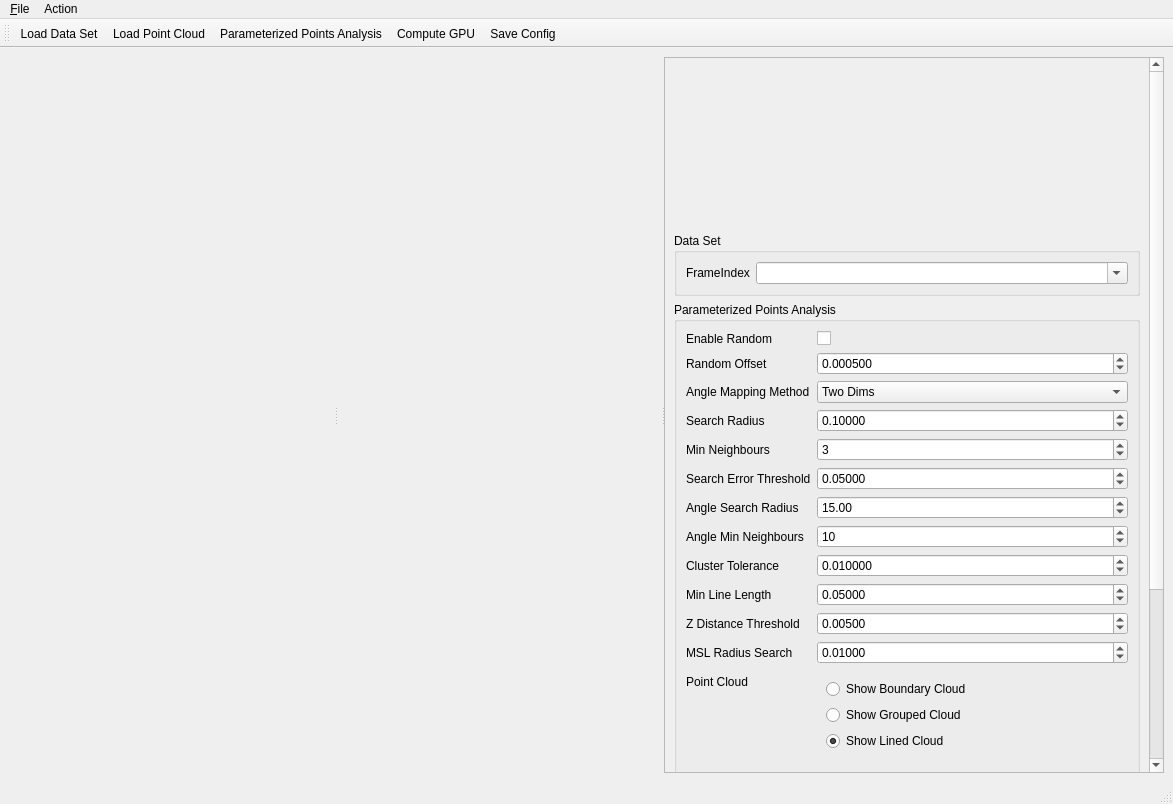
Before: the Qt Designer form src/ui/ToolWindowLineExtractor.ui in oneminute/RecFLS, drawn with Qt 5.
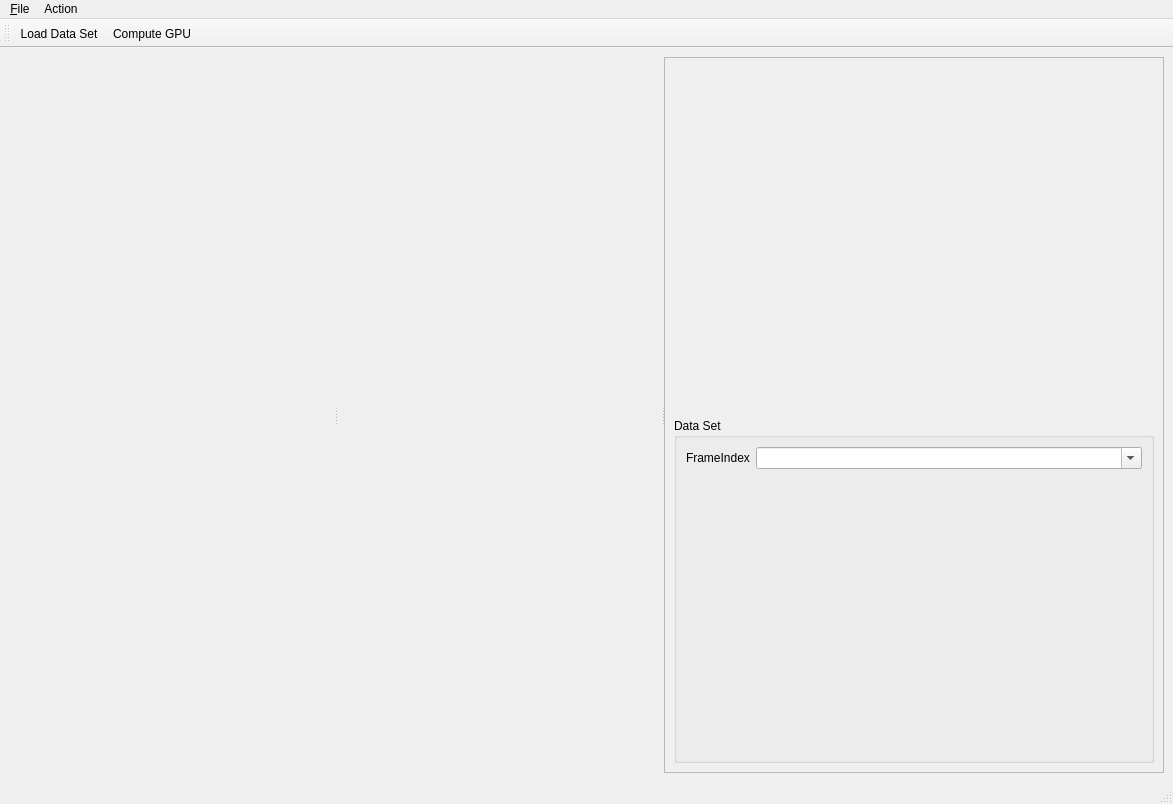
After: the same form once the commit is applied. Custom widgets are drawn as their Qt base class.

```diff
--- a/src/ui/ToolWindowLineExtractor.ui
+++ b/src/ui/ToolWindowLineExtractor.ui
@@ -82,8 +82,8 @@
          <rect>
           <x>0</x>
           <y>0</y>
-          <width>481</width>
-          <height>848</height>
+          <width>498</width>
+          <height>717</height>
          </rect>
         </property>
         <layout class="QVBoxLayout" name="verticalLayout_2">
@@ -120,381 +120,6 @@
            </layout>
           </widget>
          </item>
-         <item>
-          <widget class="QGroupBox" name="groupBox">
-           <property name="title">
-            <string>Parameterized Points Analysis</string>
-           </property>
-           <layout class="QFormLayout" name="formLayout">
-            <item row="0" column="0">
-             <widget class="QLabel" name="label_3">
-              <property name="text">
-               <string>Enable Random</string>
-              </property>
-             </widget>
-            </item>
-            <item row="0" column="1">
-             <widget class="QCheckBox" name="checkBoxEnableRandom">
-              <property name="text">
-               <string/>
-              </property>
-              <property name="checkable">
-               <bool>true</bool>
-              </property>
-              <property name="checked">
-               <bool>false</bool>
-              </property>
-             </widget>
-            </item>
-            <item row="1" column="0">
-             <widget class="QLabel" name="label">
-              <property name="text">
-               <string>Random Offset</string>
-              </property>
-             </widget>
-            </item>
-            <item row="1" column="1">
-             <widget class="QDoubleSpinBox" name="doubleSpinBoxRandomOffset">
-              <property name="decimals">
-               <number>6</number>
-              </property>
-              <property name="maximum">
-               <double>0.100000000000000</double>
-              </property>
-              <property name="singleStep">
-               <double>0.000010000000000</double>
-              </property>
-              <property name="value">
-               <double>0.000500000000000</double>
-              </property>
-             </widget>
-            </item>
-            <item row="3" column="0">
-             <widget class="QLabel" name="labelSearchRadius">
-              <property name="text">
-               <string>Search Radius</string>
-              </property>
-             </widget>
-            </item>
-            <item row="3" column="1">
-             <widget class="QDoubleSpinBox" name="doubleSpinBoxSearchRadius">
-              <property name="decimals">
-               <number>5</number>
-              </property>
-              <property name="maximum">
-               <double>1.000000000000000</double>
-              </property>
-              <property name="singleStep">
-               <double>0.000100000000000</double>
-              </property>
-              <property name="value">
-               <double>0.100000000000000</double>
-              </property>
-             </widget>
-            </item>
-            <item row="4" column="0">
-             <widget class="QLabel" name="label_8">
-              <property name="text">
-               <string>Min Neighbours</string>
-              </property>
-             </widget>
-            </item>
-            <item row="4" column="1">
-             <widget class="QSpinBox" name="spinBoxMinNeighbours">
-              <property name="maximum">
-               <number>1000</number>
-              </property>
-              <property name="value">
-               <number>3</number>
-              </property>
-             </widget>
-            </item>
-            <item row="5" column="0">
-             <widget class="QLabel" name="label_9">
-              <property name="text">
-               <string>Search Error Threshold</string>
-              </property>
-             </widget>
-            </item>
-            <item row="5" column="1">
-             <widget class="QDoubleSpinBox" name="doubleSpinBoxSearchErrorThreshold">
-              <property name="decimals">
-               <number>5</number>
-              </property>
-              <property name="maximum">
-               <double>1.000000000000000</double>
-              </property>
-              <property name="singleStep">
-               <double>0.000100000000000</double>
-              </property>
-              <property name="value">
-               <double>0.050000000000000</double>
-              </property>
-             </widget>
-            </item>
-            <item row="6" column="0">
-             <widget class="QLabel" name="label_10">
-              <property name="text">
-               <string>Angle Search Radius</string>
-              </property>
-             </widget>
-            </item>
-            <item row="6" column="1">
-             <widget class="QDoubleSpinBox" name="doubleSpinBoxAngleSearchRadius">
-              <property name="maximum">
-               <double>360.000000000000000</double>
-              </property>
-              <property name="value">
-               <double>15.000000000000000</double>
-              </property>
-             </widget>
-            </item>
-            <item row="7" column="0">
-             <widget class="QLabel" name="label_11">
-              <property name="text">
-               <string>Angle Min Neighbours</string>
-              </property>
-             </widget>
-            </item>
-            <item row="7" column="1">
-             <widget class="QSpinBox" name="spinBoxAngleMinNeighbours">
-              <property name="maximum">
-               <number>1000</number>
-              </property>
-              <property name="value">
-               <number>10</number>
-              </property>
-             </widget>
-            </item>
-            <item row="13" column="0">
-             <widget class="QLabel" name="label_5">
-              <property name="text">
-               <string>Point Cloud</string>
-              </property>
-             </widget>
-            </item>
-            <item row="13" column="1">
-             <widget class="QWidget" name="widget" native="true">
-              <layout class="QVBoxLayout" name="verticalLayout_5">
-               <item>
-                <widget class="QRadioButton" name="radioButtonShowBoundaryCloud">
-                 <property name="text">
-                  <string>Show Boundary Cloud</string>
-                 </property>
-                </widget>
-               </item>
-               <item>
-                <widget class="QRadioButton" name="radioButtonShowGroupedCloud">
-                 <property name="text">
-                  <string>Show Grouped Cloud</string>
-                 </property>
-                 <property name="checked">
-                  <bool>false</bool>
-                 </property>
-                </widget>
-               </item>
-               <item>
-                <widget class="QRadioButton" name="radioButtonShowLinedCloud">
-                 <property name="text">
-                  <string>Show Lined Cloud</string>
-                 </property>
-                 <property name="checked">
-                  <bool>true</bool>
-                 </property>
-                </widget>
-               </item>
-              </layout>
-             </widget>
-            </item>
-            <item row="14" column="0">
-             <widget class="QLabel" name="label_4">
-              <property name="text">
-               <string>Angle Cloud</string>
-              </property>
-             </widget>
-            </item>
-            <item row="14" column="1">
-             <widget class="QWidget" name="widget_2" native="true">
-              <layout class="QVBoxLayout" name="verticalLayout_4">
-               <item>
-                <widget class="QRadioButton" name="radioButtonShowAngleCloud">
-                 <property name="text">
-                  <string>Show Angle Cloud</string>
-                 </property>
-                 <property name="checked">
-                  <bool>false</bool>
-                 </property>
-                </widget>
-               </item>
-               <item>
-                <widget class="QRadioButton" name="radioButtonShowDensityCloud">
-                 <property name="text">
-                  <string>Show Density Cloud</string>
-                 </property>
-                 <property name="checked">
-                  <bool>true</bool>
-                 </property>
-                </widget>
-               </item>
-              </layout>
-             </widget>
-            </item>
-            <item row="15" column="0">
-             <widget class="QLabel" name="label_6">
-              <property name="text">
-               <string>Sub Clouds</string>
-              </property>
-             </widget>
-            </item>
-            <item row="8" column="0">
-             <widget class="QLabel" name="label_2">
-              <property name="text">
-               <string>Cluster Tolerance</string>
-              </property>
-             </widget>
-            </item>
-            <item row="8" column="1">
-             <widget class="QDoubleSpinBox" name="doubleSpinBoxClusterTolerance">
-              <property name="decimals">
-               <number>6</number>
-              </property>
-              <property name="maximum">
-               <double>1.000000000000000</double>
-              </property>
-              <property name="singleStep">
-               <double>0.000100000000000</double>
-              </property>
-              <property name="value">
-               <double>0.010000000000000</double>
-              </property>
-             </widget>
-            </item>
-            <item row="10" column="0">
-             <widget class="QLabel" name="labelMinLineLength">
-              <property name="text">
-               <string>Min Line Length</string>
-              </property>
-             </widget>
-            </item>
-            <item row="2" column="0">
-             <widget class="QLabel" name="labelAngleMappingMethod">
-              <property name="text">
-               <string>Angle Mapping Method</string>
-              </property>
-             </widget>
-            </item>
-            <item row="2" column="1">
-             <widget class="QComboBox" name="comboBoxAngleMappingMethod">
-              <item>
-               <property name="text">
-                <string>Two Dims</string>
-               </property>
-              </item>
-              <item>
-               <property name="text">
-                <string>Three Dims</string>
-               </property>
-              </item>
-             </widget>
-            </item>
-            <item row="11" column="0">
-             <widget class="QLabel" name="label_7">
-              <property name="text">
-               <string>Z Distance Threshold</string>
-              </property>
-             </widget>
-            </item>
-            <item row="10" column="1">
-             <widget class="QDoubleSpinBox" name="doubleSpinBoxMinLineLength">
-              <property name="decimals">
-               <number>5</number>
-              </property>
-              <property name="maximum">
-               <double>10.000000000000000</double>
-              </property>
-              <property name="singleStep">
-               <double>0.001000000000000</double>
-              </property>
-              <property name="value">
-               <double>0.050000000000000</double>
-              </property>
-             </widget>
-            </item>
-            <item row="11" column="1">
-             <widget class="QDoubleSpinBox" name="doubleSpinBoxZDistanceThreshold">
-              <property name="decimals">
-               <number>5</number>
-              </property>
-              <property name="maximum">
-               <double>1.000000000000000</double>
-              </property>
-              <property name="singleStep">
-               <double>0.001000000000000</double>
-              </property>
-              <property name="value">
-               <double>0.005000000000000</double>
-              </property>
-             </widget>
-            </item>
-            <item row="12" column="0">
-             <widget class="QLabel" name="label_12">
-              <property name="text">
-               <string>MSL Radius Search</string>
-              </property>
-             </widget>
-            </item>
-            <item row="12" column="1">
-             <widget class="QDoubleSpinBox" name="doubleSpinBoxMSLRadiusSearch">
-              <property name="decimals">
-               <number>5</number>
-              </property>
-              <property name="maximum">
-               <double>1.000000000000000</double>
-              </property>
-              <property name="singleStep">
-               <double>0.001000000000000</double>
-              </property>
-              <property name="value">
-               <double>0.010000000000000</double>
-              </property>
-             </widget>
-            </item>
-           </layout>
-          </widget>
-         </item>
-         <item>
-          <widget class="QGroupBox" name="groupBox_2">
-           <property name="title">
-            <string>Line Chain</string>
-           </property>
-           <layout class="QFormLayout" name="formLayout_2">
-            <item row="0" column="0">
-             <widget class="QLabel" name="label_13">
-              <property name="text">
-               <string>Line Chains</string>
-              </property>
-             </widget>
-            </item>
-            <item row="0" column="1">
-             <widget class="QComboBox" name="comboBoxLineChains"/>
-            </item>
-            <item row="1" column="1">
-             <widget class="QPushButton" name="pushButtonShowLineChain">
-              <property name="text">
-               <string>Show Line Chain</string>
-              </property>
-             </widget>
-            </item>
-           </layout>
-          </widget>
-         </item>
-         <item>
-          <widget class="QGroupBox" name="groupBox_4">
-           <property name="title">
-            <string>GroupBox</string>
-           </property>
-          </widget>
-         </item>
         </layout>
        </widget>
       </widget>
@@ -540,29 +165,13 @@
     <bool>false</bool>
    </attribute>
    <addaction name="actionLoad_Data_Set"/>
-   <addaction name="actionLoad_Point_Cloud"/>
-   <addaction name="actionParameterized_Points_Analysis"/>
    <addaction name="actionCompute_GPU"/>
-   <addaction name="actionSave_Config"/>
   </widget>
-  <action name="actionLoad_Point_Cloud">
-   <property name="text">
-    <string>Load Point Cloud</string>
-   </property>
-  </action>
   <action name="actionGenerate_Line_Point_Cloud">
    <property name="text">
     <string>Generate Line Point Cloud</string>
    </property>
   </action>
-  <action name="actionParameterized_Points_Analysis">
-   <property name="text">
-    <string>Parameterized Points Analysis</string>
-   </property>
-   <property name="toolTip">
-    <string>Parameterized Points Analysis</string>
-   </property>
-  </action>
   <action name="actionGenerate_Lines">
    <property name="text">
     <string>Generate Lines</string>
@@ -573,11 +182,6 @@
     <string>Update Clouds</string>
    </property>
   </action>
-  <action name="actionSave_Config">
-   <property name="text">
-    <string>Save Config</string>
-   </property>
-  </action>
   <action name="actionLoad_Data_Set">
    <property name="text">
     <string>Load Data Set</string>
```
Left out of the diff: 4 changed lines with no effect on the pictures.
